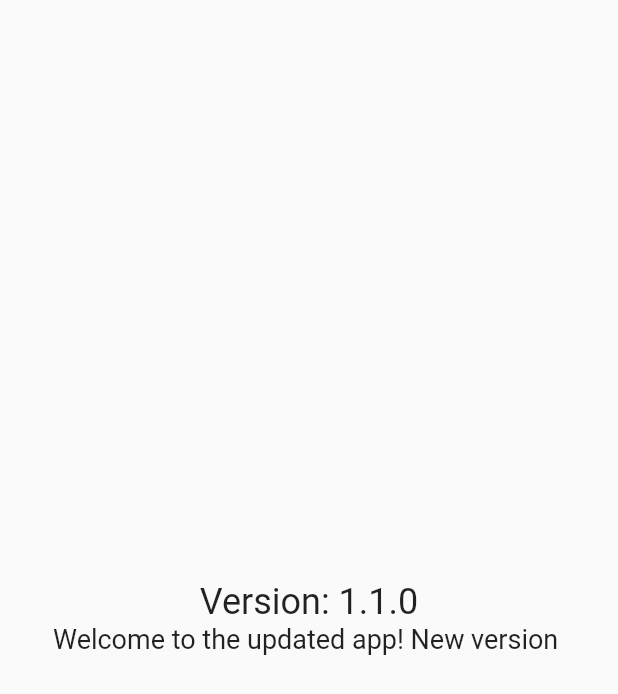
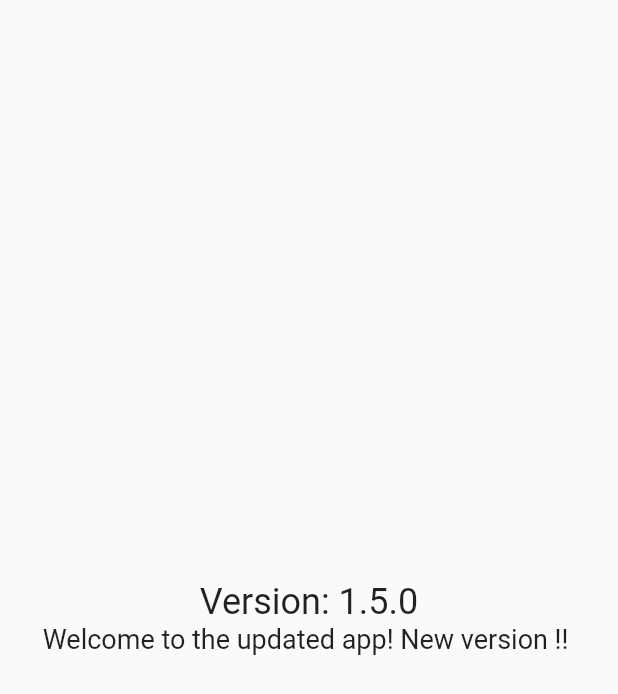
Before and after one commit to NikithaMaram/version_auto_update, a Flutter app: the screen it shows after launch, on a phone screen of 412 x 824 dp. Shown: the top 694 px of the screen. Run offline on Flutter 3.47's test engine with Material 2 defaults, Android fonts, the phone set to English and light mode, and no system bars; our stand-ins replace package_info_plus.

Commit message:
Upgraded the changes to v1.5

```diff
--- a/lib/main.dart
+++ b/lib/main.dart
@@ -58,11 +58,11 @@ class _MyHomePageState extends State<MyHomePage> {
           mainAxisAlignment: MainAxisAlignment.center,
           children: [
             Text(
-              'Version: 1.1.0', // Change version number
+              'Version: 1.5.0', // Change version number
               style: TextStyle(fontSize: 24),
             ),
             Text(
-              'Welcome to the updated app! New version ', // Change greeting message
+              'Welcome to the updated app! New version !! ', // Change greeting message
               style: TextStyle(fontSize: 18),
             ),
 
--- a/pubspec.yaml
+++ b/pubspec.yaml
@@ -16,7 +16,7 @@ publish_to: 'none' # Remove this line if you wish to publish to pub.dev
 # https://developer.apple.com/library/archive/documentation/General/Reference/InfoPlistKeyReference/Articles/CoreFoundationKeys.html
 # In Windows, build-name is used as the major, minor, and patch parts
 # of the product and file versions while build-number is used as the build suffix.
-version: 1.4.0
+version: 1.5.0
 
 environment:
   sdk: '>=2.19.6 <3.0.0'
```
